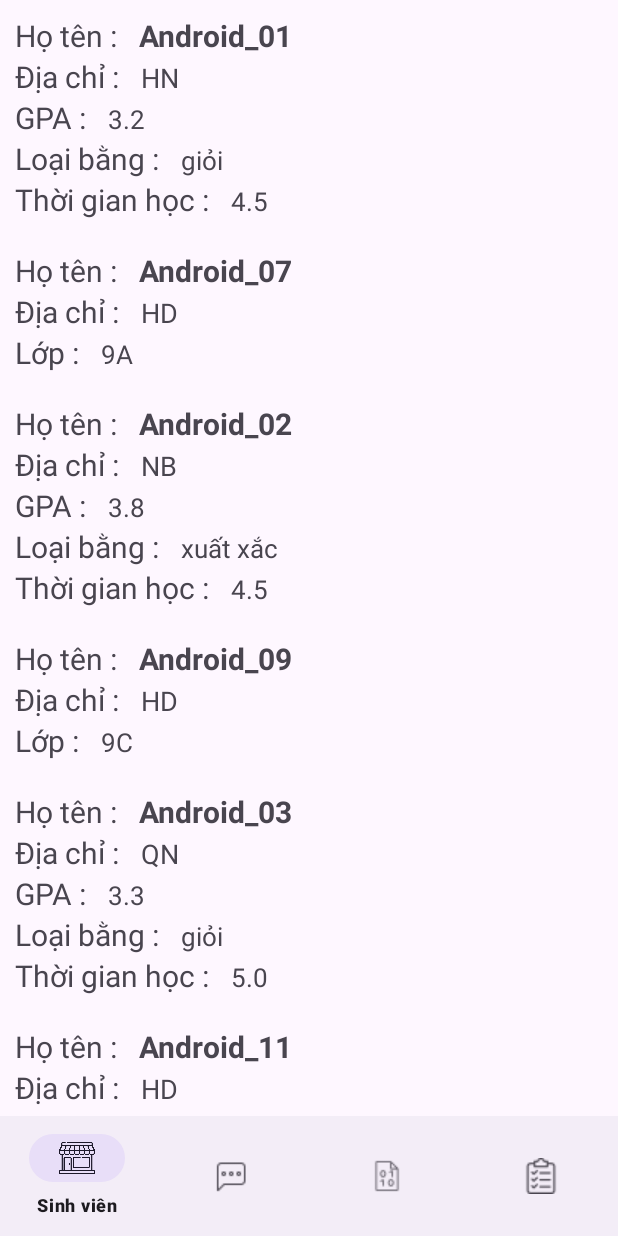
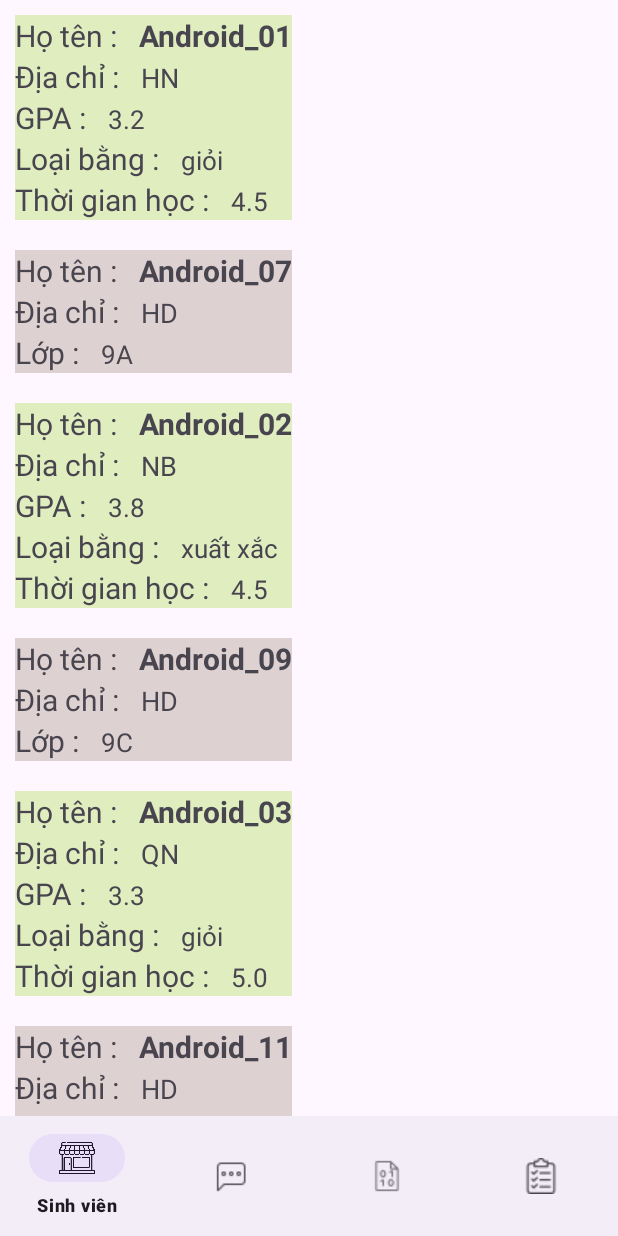
Before and after one commit to Nghien-Gia-11/Example_MVVM_RecyclerView, an Android app: the screen it shows after launch (MainActivity), on a phone screen of 412 x 824 dp. Run offline under Robolectric (Android 15) with nearby library versions, the phone set to English and light mode, and no system bars.

Commit message:
add comment

```diff
--- a/app/src/main/java/com/example/example_mvvm_recyclerview/Model/StudentGraduate.kt
+++ b/app/src/main/java/com/example/example_mvvm_recyclerview/Model/StudentGraduate.kt
@@ -1,6 +1,6 @@
 package com.example.example_mvvm_recyclerview.Model
 
-data class StudentGraduate(
+data class StudentGraduate( // học sinh đã tốt nghiệp
     val id : Int,
     val name : String,
     val address : String,
--- a/app/src/main/java/com/example/example_mvvm_recyclerview/Model/StudentUnderGraduate.kt
+++ b/app/src/main/java/com/example/example_mvvm_recyclerview/Model/StudentUnderGraduate.kt
@@ -1,6 +1,6 @@
 package com.example.example_mvvm_recyclerview.Model
 
-data class StudentUnderGraduate(
+data class StudentUnderGraduate( // sinh viên chưa tốt nghiệp
     val id : Int,
     val name : String,
     val address : String,
--- a/app/src/main/res/layout/layout_item_student_graduate.xml
+++ b/app/src/main/res/layout/layout_item_student_graduate.xml
@@ -3,6 +3,7 @@
     android:layout_width="wrap_content"
     android:layout_height="wrap_content"
     android:layout_margin="10dp"
+    android:background="#DFEDBF"
     android:orientation="vertical">
 
 
--- a/app/src/main/res/layout/layout_item_student_undergraduate.xml
+++ b/app/src/main/res/layout/layout_item_student_undergraduate.xml
@@ -3,6 +3,7 @@
     android:layout_width="wrap_content"
     android:layout_height="wrap_content"
     android:layout_margin="10dp"
+    android:background="#DED1D1"
     android:orientation="vertical">
 
     <LinearLayout
```
